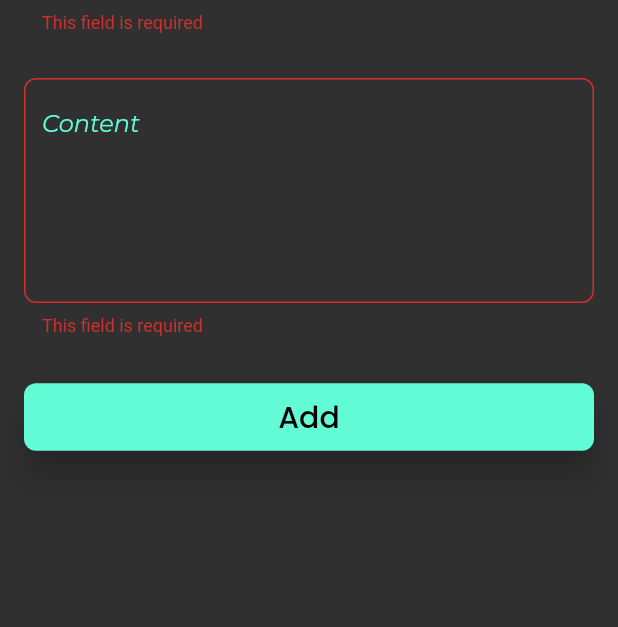
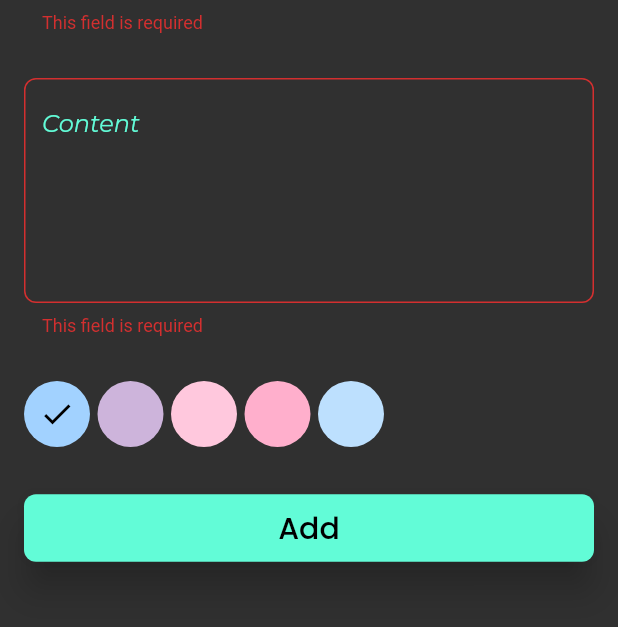
Before and after one commit to MohamedAbdelmaboud/NotesApp, a Flutter app: the AddNoteFrom widget shown alone on an empty page, opened directly, after a tap on "Add", on a phone screen of 412 x 824 dp, the part 117-744 px from its top. Run offline on Flutter 3.47's test engine with Material 2 defaults, Android fonts, the phone set to English and light mode, and no system bars; our stand-ins replace flutter_bloc, flutter_slidable, flutter_spinkit, font_awesome_flutter, google_fonts, hive and 1 more; accounts and stored records are empty.

```diff
--- a/lib/cubits/add_notes_cubit/add_notes_cubit.dart
+++ b/lib/cubits/add_notes_cubit/add_notes_cubit.dart
@@ -1,3 +1,4 @@
+import 'package:flutter/material.dart';
 import 'package:flutter_bloc/flutter_bloc.dart';
 import 'package:hive_flutter/hive_flutter.dart';
 import 'package:notes_app/constants.dart';
@@ -6,10 +7,12 @@ import 'package:notes_app/models/note_model.dart';
 part 'add_notes_state.dart';
 
 class AddNotesCubit extends Cubit<AddNotesState> {
+  Color color = const Color(0xffa2d2ff);
   AddNotesCubit() : super(AddNotesInitial());
   addnotes(NoteModel note) async {
     emit(AddNotesLoading());
     try {
+      note.color = color.value;
       var notes = Hive.box<NoteModel>(notesBox);
       await notes.add(note);
       emit(AddNotesSuccess());
--- a/lib/cubits/notes_cubit/notes_cubit.dart
+++ b/lib/cubits/notes_cubit/notes_cubit.dart
@@ -7,7 +7,7 @@ part 'notes_state.dart';
 
 class NotesCubit extends Cubit<NotesState> {
   NotesCubit() : super(NotesInitial());
-  late List<NoteModel> notesModels;
+   List<NoteModel>? notesModels;
   displayNotes() {
     var notes = Hive.box<NoteModel>(notesBox);
     notesModels = notes.values.toList();
@@ -15,7 +15,7 @@ class NotesCubit extends Cubit<NotesState> {
   }
 
   isEmpty() {
-    if (notesModels.isEmpty) {
+    if (notesModels?.isEmpty ?? true) {
       emit(NotesEmpty());
     }
   }
--- a/lib/main.dart
+++ b/lib/main.dart
@@ -17,9 +17,6 @@ void main() async {
   Hive.registerAdapter<NoteModel>(NoteModelAdapter());
   await Hive.openBox<NoteModel>(notesBox);
   runApp(const MyApp());
-  debugPrint(DateTime.now().toString());
-  // var x = Temp<int>(value: 5);
-  // print(x.value);
 }
 
 class MyApp extends StatelessWidget {
--- a/lib/widgets/add_note_form.dart
+++ b/lib/widgets/add_note_form.dart
@@ -3,6 +3,7 @@ import 'package:flutter_bloc/flutter_bloc.dart';
 import 'package:intl/intl.dart';
 import 'package:notes_app/cubits/add_notes_cubit/add_notes_cubit.dart';
 import 'package:notes_app/models/note_model.dart';
+import 'package:notes_app/widgets/colors_list_view.dart';
 import 'package:notes_app/widgets/custom_button.dart';
 import 'package:notes_app/widgets/custom_text_field.dart';
 
@@ -51,6 +52,10 @@ class _AddNoteFromState extends State<AddNoteFrom> {
               const SizedBox(
                 height: 30,
               ),
+              const ColorsListView(),
+              const SizedBox(
+                height: 30,
+              ),
               BlocBuilder<AddNotesCubit, AddNotesState>(
                 builder: (context, state) {
                   return CustomButton(
@@ -75,15 +80,13 @@ class _AddNoteFromState extends State<AddNoteFrom> {
     if (fromKey.currentState!.validate()) {
       fromKey.currentState!.save();
       var currentDate = DateTime.now();
-      String formattedDate =
-          DateFormat.yMMMEd().format(currentDate);
+      String formattedDate = DateFormat.yMMMEd().format(currentDate);
       var notemodel = NoteModel(
           title: title!,
           content: content!,
           date: formattedDate,
           color: Colors.blue.value);
-      BlocProvider.of<AddNotesCubit>(context)
-          .addnotes(notemodel);
+      BlocProvider.of<AddNotesCubit>(context).addnotes(notemodel);
     } else {
       autovalidateMode = AutovalidateMode.always;
       setState(() {});
--- /dev/null
+++ b/lib/widgets/color_item.dart
@@ -0,0 +1,18 @@
+import 'package:flutter/material.dart';
+
+class ColorItem extends StatelessWidget {
+  const ColorItem({
+    super.key,
+    required this.color,
+    required this.isActive,
+  });
+  final Color color;
+  final bool isActive;
+  @override
+  Widget build(BuildContext context) {
+    return isActive
+        ? CircleAvatar(
+            backgroundColor: color, radius: 22, child: const Icon(Icons.check))
+        : CircleAvatar(backgroundColor: color, radius: 22);
+  }
+}
--- /dev/null
+++ b/lib/widgets/colors_list_view.dart
@@ -0,0 +1,52 @@
+import 'package:flutter/material.dart';
+import 'package:flutter_bloc/flutter_bloc.dart';
+import 'package:notes_app/cubits/add_notes_cubit/add_notes_cubit.dart';
+import 'package:notes_app/widgets/color_item.dart';
+
+class ColorsListView extends StatefulWidget {
+  const ColorsListView({
+    super.key,
+  });
+
+  @override
+  State<ColorsListView> createState() => _ColorsListViewState();
+}
+
+class _ColorsListViewState extends State<ColorsListView> {
+  int currentIndex = 0;
+  List<Color> colors = const [
+    Color(0xffa2d2ff),
+    Color(0xffcdb4db),
+    Color(0xffffc8dd),
+    Color(0xffffafcc),
+    Color(0xffbde0fe),
+  ];
+  @override
+  Widget build(BuildContext context) {
+    return SizedBox(
+      height: 44,
+      child: ListView.separated(
+        scrollDirection: Axis.horizontal,
+        itemCount: colors.length,
+        separatorBuilder: (context, index) {
+          return const SizedBox(
+            width: 5,
+          );
+        },
+        itemBuilder: (context, index) {
+          return InkWell(
+            onTap: () {
+              currentIndex = index;
+              BlocProvider.of<AddNotesCubit>(context).color = colors[index];
+              setState(() {});
+            },
+            child: ColorItem(
+              isActive: currentIndex == index,
+              color: colors[index],
+            ),
+          );
+        },
+      ),
+    );
+  }
+}
--- a/lib/widgets/notes_list_view.dart
+++ b/lib/widgets/notes_list_view.dart
@@ -15,7 +15,7 @@ class NotesListView extends StatelessWidget {
     return BlocBuilder<NotesCubit, NotesState>(
       builder: (context, state) {
         List<NoteModel> notesModels =
-        BlocProvider.of<NotesCubit>(context).notesModels;
+        BlocProvider.of<NotesCubit>(context).notesModels!;
         return Expanded(
           child: ListView.separated(
             physics: const BouncingScrollPhysics(),
--- a/lib/widgets/notes_view_body.dart
+++ b/lib/widgets/notes_view_body.dart
@@ -17,6 +17,7 @@ class _NotesViewBodyState extends State<NotesViewBody> {
   @override
   void initState() {
     BlocProvider.of<NotesCubit>(context).displayNotes();
+    BlocProvider.of<NotesCubit>(context).isEmpty();
     super.initState();
   }
 
--- a/pubspec.yaml
+++ b/pubspec.yaml
@@ -32,12 +32,13 @@ dependencies:
   flutter:
     sdk: flutter
   flutter_bloc: ^8.1.3
+  flutter_slidable: ^3.0.1
+  flutter_spinkit: ^5.2.0
   font_awesome_flutter: ">= 4.7.0"
   google_fonts: ^6.1.0
   hive: ^2.2.3
   hive_flutter: ^1.1.0
   intl: ^0.18.1
-  flutter_spinkit: ^5.2.0
 dev_dependencies:
   build_runner: ^2.4.6
   flutter_lints: ^2.0.0
```
Also changed, not shown: lib/widgets/note_item.dart (+29 -7 lines), pubspec.lock.
